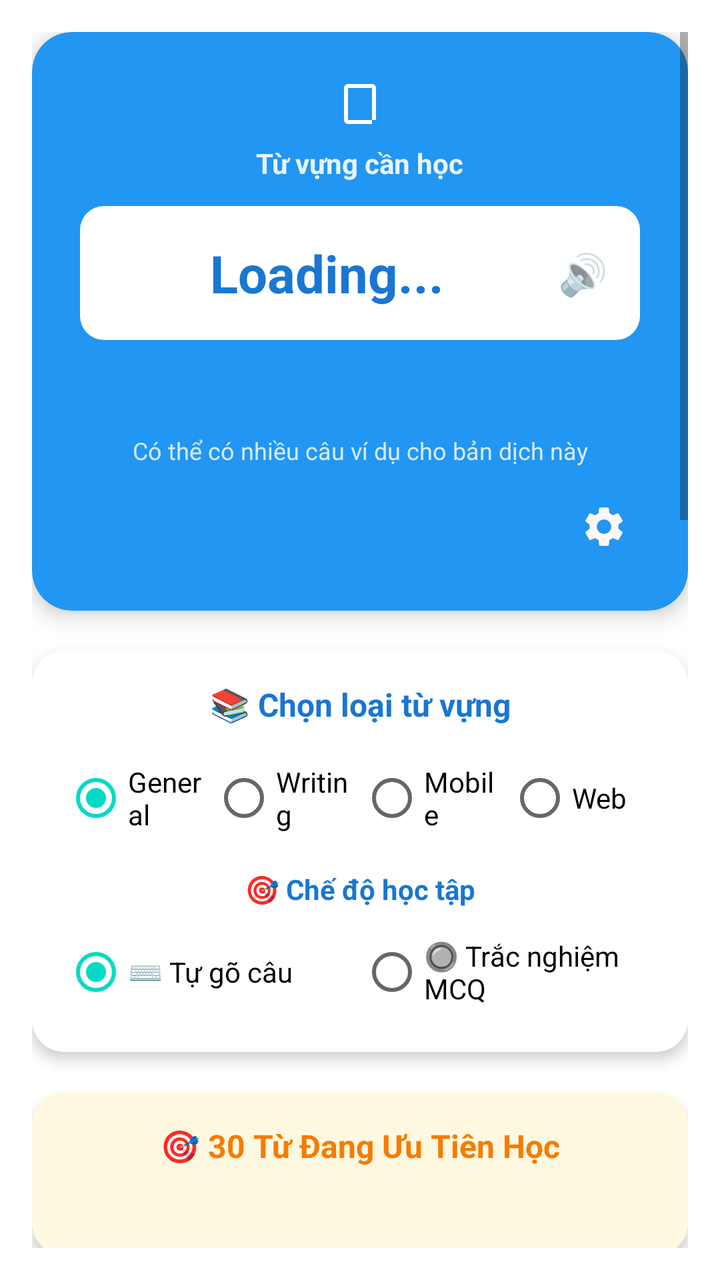
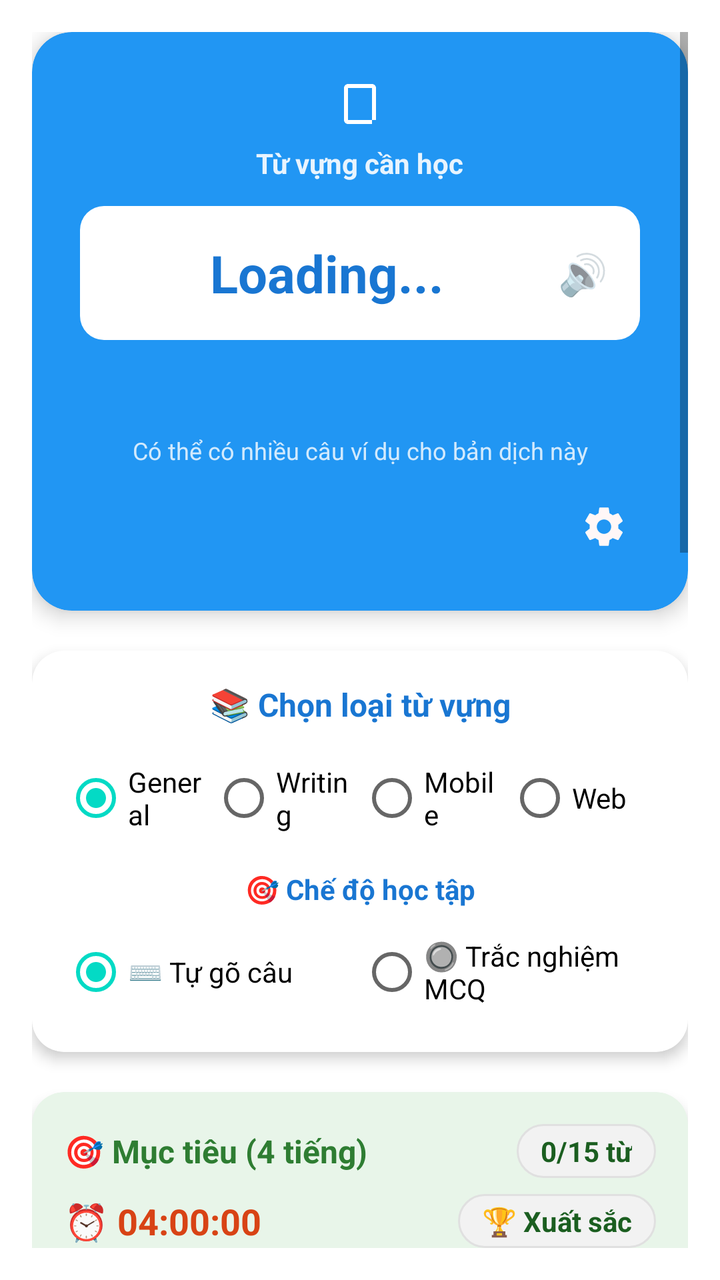

Two renders of the same Android screen: before a commit and after it. Below are the layout's source before the change and the commit's diff.
<!-- AndroidManifest.xml: application theme Theme.SpecialEnglishLearningApp -->
<!-- res/layout/fragment_learn.xml -->
<?xml version="1.0" encoding="utf-8"?>
<ScrollView xmlns:android="http://schemas.android.com/apk/res/android"
    xmlns:app="http://schemas.android.com/apk/res-auto"
    android:layout_width="match_parent"
    android:layout_height="match_parent"
    android:background="@android:color/white"
    android:padding="16dp">

    <LinearLayout
        android:layout_width="match_parent"
        android:layout_height="wrap_content"
        android:orientation="vertical">

        
        <com.google.android.material.card.MaterialCardView
            android:layout_width="match_parent"
            android:layout_height="wrap_content"
            android:layout_marginBottom="20dp"
            app:cardCornerRadius="20dp"
            app:cardElevation="6dp"
            app:cardBackgroundColor="@color/blue_500">

            <LinearLayout
                android:layout_width="match_parent"
                android:layout_height="wrap_content"
                android:orientation="vertical"
                android:padding="24dp"
                android:gravity="center">

                <ImageView
                    android:layout_width="24dp"
                    android:layout_height="24dp"
                    android:layout_marginBottom="8dp"
                    app:tint="@android:color/white"
                    app:srcCompat="@drawable/ic_book" />

                <TextView
                    android:layout_width="wrap_content"
                    android:layout_height="wrap_content"
                    android:text="Từ vựng cần học"
                    android:textSize="14sp"
                    android:textColor="@android:color/white"
                    android:textStyle="bold"
                    android:alpha="0.9"
                    android:layout_marginBottom="12dp" />

                <LinearLayout
                    android:layout_width="match_parent"
                    android:layout_height="wrap_content"
                    android:orientation="horizontal"
                    android:gravity="center"
                    android:background="@drawable/bg_header_chip"
                    android:padding="16dp">

                    <TextView
                        android:id="@+id/textWord"
                        android:layout_width="0dp"
                        android:layout_height="wrap_content"
                        android:layout_weight="1"
                        android:text="Loading..."
                        android:textSize="26sp"
                        android:textStyle="bold"
                        android:gravity="center"
                        android:textColor="@color/blue_700"
                        android:clickable="true"
                        android:focusable="true" />

                    <TextView
                        android:layout_width="wrap_content"
                        android:layout_height="wrap_content"
                        android:text="🔊"
                        android:textSize="20sp"
                        android:layout_marginStart="8dp" />

                </LinearLayout>

                <TextView
                    android:id="@+id/textWordVi"
                    android:layout_width="match_parent"
                    android:layout_height="wrap_content"
                    android:layout_marginTop="12dp"
                    android:textSize="20sp"
                    android:textStyle="italic"
                    android:gravity="center"
                    android:textColor="@color/white"/>

                <TextView
                    android:id="@+id/textExamplesInfo"
                    android:layout_width="match_parent"
                    android:layout_height="wrap_content"
                    android:layout_marginTop="8dp"
                    android:textSize="12sp"
                    android:gravity="center"
                    android:textColor="@color/white"
                    android:alpha="0.8"
                    android:text="Có thể có nhiều câu ví dụ cho bản dịch này"/>

                <ImageView
                    android:id="@+id/buttonSettings"
                    android:layout_width="36dp"
                    android:layout_height="36dp"
                    android:layout_marginTop="12dp"
                    android:layout_gravity="end"
                    android:clickable="true"
                    android:focusable="true"
                    android:padding="6dp"
                    android:src="@drawable/baseline_settings_24"/>

            </LinearLayout>

        </com.google.android.material.card.MaterialCardView>

        
        <com.google.android.material.card.MaterialCardView
            android:layout_width="match_parent"
            android:layout_height="wrap_content"
            android:layout_marginBottom="20dp"
            app:cardCornerRadius="16dp"
            app:cardElevation="4dp"
            app:cardBackgroundColor="@android:color/white">

            <LinearLayout
                android:layout_width="match_parent"
                android:layout_height="wrap_content"
                android:orientation="vertical"
                android:padding="16dp">

                <TextView
                    android:layout_width="match_parent"
                    android:layout_height="wrap_content"
                    android:text="📚 Chọn loại từ vựng"
                    android:textSize="16sp"
                    android:textStyle="bold"
                    android:textColor="@color/blue_700"
                    android:layout_marginBottom="12dp"
                    android:gravity="center" />

                <RadioGroup
                    android:id="@+id/radioGroupCategory"
                    android:layout_width="match_parent"
                    android:layout_height="wrap_content"
                    android:orientation="horizontal"
                    android:gravity="center">

                    <RadioButton
                        android:id="@+id/radioGeneral"
                        android:layout_width="0dp"
                        android:layout_height="wrap_content"
                        android:layout_weight="1"
                        android:text="General"
                        android:checked="true" />

                    <RadioButton
                        android:id="@+id/radioWriting"
                        android:layout_width="0dp"
                        android:layout_height="wrap_content"
                        android:layout_weight="1"
                        android:text="Writing" />

                    <RadioButton
                        android:id="@+id/radioMobile"
                        android:layout_width="0dp"
                        android:layout_height="wrap_content"
                        android:layout_weight="1"
                        android:text="Mobile" />

                    <RadioButton
                        android:id="@+id/radioWeb"
                        android:layout_width="0dp"
                        android:layout_height="wrap_content"
                        android:layout_weight="1"
                        android:text="Web" />

                </RadioGroup>

                <TextView
                    android:layout_width="match_parent"
                    android:layout_height="wrap_content"
                    android:text="🎯 Chế độ học tập"
                    android:textSize="14sp"
                    android:textStyle="bold"
                    android:textColor="@color/blue_700"
                    android:layout_marginTop="12dp"
                    android:layout_marginBottom="8dp"
                    android:gravity="center" />

                <RadioGroup
                    android:id="@+id/radioGroupStudyMode"
                    android:layout_width="match_parent"
                    android:layout_height="wrap_content"
                    android:orientation="horizontal"
                    android:gravity="center">

                    <RadioButton
                        android:id="@+id/radioModeType"
                        android:layout_width="0dp"
                        android:layout_height="wrap_content"
                        android:layout_weight="1"
                        android:text="⌨️ Tự gõ câu"
                        android:checked="true" />

                    <RadioButton
                        android:id="@+id/radioModeMcq"
                        android:layout_width="0dp"
                        android:layout_height="wrap_content"
                        android:layout_weight="1"
                        android:text="🔘 Trắc nghiệm MCQ" />

                </RadioGroup>

            </LinearLayout>

        </com.google.android.material.card.MaterialCardView>

        
        <com.google.android.material.card.MaterialCardView
            android:layout_width="match_parent"
            android:layout_height="wrap_content"
            android:layout_marginBottom="20dp"
            app:cardCornerRadius="16dp"
            app:cardElevation="4dp"
            app:cardBackgroundColor="#FFF8E1">

            <LinearLayout
                android:layout_width="match_parent"
                android:layout_height="wrap_content"
                android:orientation="vertical"
                android:padding="16dp">

                <TextView
                    android:layout_width="match_parent"
                    android:layout_height="wrap_content"
                    android:text="🎯 30 Từ Đang Ưu Tiên Học"
                    android:textSize="16sp"
                    android:textStyle="bold"
                    android:textColor="#F57C00"
                    android:layout_marginBottom="12dp"
                    android:gravity="center" />

                <androidx.recyclerview.widget.RecyclerView
                    android:id="@+id/recyclerViewWordQueue"
                    android:layout_width="match_parent" 
                    android:layout_height="wrap_content"
                    android:nestedScrollingEnabled="true"
                    android:textSize="18sp"
                    android:padding="8dp"/>

            </LinearLayout>

        </com.google.android.material.card.MaterialCardView>

        
        <com.google.android.material.card.MaterialCardView
            android:layout_width="match_parent"
            android:layout_height="wrap_content"
            android:layout_marginBottom="20dp"
            app:cardCornerRadius="16dp"
            app:cardElevation="4dp"
            app:cardBackgroundColor="#E8F5E9">

            <LinearLayout
                android:layout_width="match_parent"
                android:layout_height="wrap_content"
                android:orientation="vertical"
                android:padding="16dp">

                <LinearLayout
                    android:layout_width="match_parent"
                    android:layout_height="wrap_content"
                    android:orientation="horizontal"
                    android:gravity="center_vertical"
                    android:layout_marginBottom="8dp">

                    <TextView
                        android:layout_width="0dp"
                        android:layout_height="wrap_content"
                        android:layout_weight="1"
                        android:text="🎯 Mục tiêu (4 tiếng)"
                        android:textSize="16sp"
                        android:textStyle="bold"
                        android:textColor="#2E7D32" />

                    <TextView
                        android:id="@+id/textDailyGoal"
                        android:layout_width="wrap_content"
                        android:layout_height="wrap_content"
                        android:text="0/15 từ"
                        android:textSize="14sp"
                        android:textStyle="bold"
                        android:textColor="#1B5E20"
                        android:paddingLeft="12dp"
                        android:paddingRight="12dp"
                        android:paddingTop="4dp"
                        android:paddingBottom="4dp"
                        android:background="@drawable/bg_progress_pill"
                        android:clickable="true"
                        android:focusable="true" />

                </LinearLayout>

                <LinearLayout
                    android:layout_width="match_parent"
                    android:layout_height="wrap_content"
                    android:orientation="horizontal"
                    android:gravity="center_vertical"
                    android:layout_marginBottom="12dp">

                    <TextView
                        android:id="@+id/textCountdown"
                        android:layout_width="0dp"
                        android:layout_height="wrap_content"
                        android:layout_weight="1"
                        android:text="⏰ 04:00:00"
                        android:textSize="18sp"
                        android:textStyle="bold"
                        android:textColor="#D84315" />

                    <TextView
                        android:id="@+id/textLevel"
                        android:layout_width="wrap_content"
                        android:layout_height="wrap_content"
                        android:text="🏆 Xuất sắc"
                        android:textSize="14sp"
                        android:textStyle="bold"
                        android:textColor="#1B5E20"
                        android:paddingLeft="12dp"
                        android:paddingRight="12dp"
                        android:paddingTop="4dp"
                        android:paddingBottom="4dp"
                        android:background="@drawable/bg_progress_pill"
                        android:clickable="true"
                        android:focusable="true" />

                </LinearLayout>

                <ProgressBar
                    android:id="@+id/progressBarDaily"
                    style="?android:attr/progressBarStyleHorizontal"
                    android:layout_width="match_parent"
                    android:layout_height="12dp"
                    android:progressTint="#4CAF50"
                    android:progressBackgroundTint="#C8E6C9"
                    android:max="100"
                    android:progress="0" />

                <TextView
                    android:id="@+id/textDailyProgress"
                    android:layout_width="match_parent"
                    android:layout_height="wrap_content"
                    android:layout_marginTop="8dp"
                    android:text="Còn 15 từ nữa để hoàn thành mục tiêu!"
                    android:textSize="12sp"
                    android:textColor="#388E3C"
                    android:gravity="center" />

            </LinearLayout>

        </com.google.android.material.card.MaterialCardView>

        
        <com.google.android.material.card.MaterialCardView
            android:layout_width="match_parent"
            android:layout_height="wrap_content"
            android:layout_marginBottom="20dp"
            app:cardCornerRadius="16dp"
            app:cardElevation="4dp"
            app:cardBackgroundColor="@android:color/white">

            <LinearLayout
                android:layout_width="match_parent"
                android:layout_height="wrap_content"
                android:orientation="vertical"
                android:padding="16dp"
                android:gravity="center">

                <ImageView
                    android:layout_width="20dp"
                    android:layout_height="20dp"
                    android:layout_marginBottom="8dp"
                    app:srcCompat="@drawable/ic_chart" />

                <TextView
                    android:id="@+id/textProgress"
                    android:layout_width="wrap_content"
                    android:layout_height="wrap_content"
                    android:text="Đã hoàn thành: 0/0"
                    android:textSize="14sp"
                    android:textStyle="bold"
                    android:textColor="@color/blue_700"
                    android:paddingLeft="12dp"
                    android:paddingRight="12dp"
                    android:paddingTop="6dp"
                    android:paddingBottom="6dp"
                    android:background="@drawable/bg_progress_pill" />

            </LinearLayout>

        </com.google.android.material.card.MaterialCardView>

        
        <com.google.android.material.card.MaterialCardView
            android:id="@+id/cardInput"
            android:layout_width="match_parent"
            android:layout_height="wrap_content"
            android:layout_marginBottom="20dp"
            app:cardCornerRadius="16dp"
            app:cardElevation="4dp"
            app:cardBackgroundColor="@android:color/white">

            <LinearLayout
                android:layout_width="match_parent"
                android:layout_height="wrap_content"
                android:orientation="vertical"
                android:padding="20dp">

                <TextView
                    android:layout_width="wrap_content"
                    android:layout_height="wrap_content"
                    android:text="✍️"
                    android:textSize="20sp"
                    android:layout_marginBottom="8dp" />

                <com.google.android.material.textfield.TextInputLayout
                    android:layout_width="match_parent"
                    android:layout_height="wrap_content"
                    android:hint="@string/example_placeholder">

                    <com.google.android.material.textfield.TextInputEditText
                        android:id="@+id/editTextAnswer"
                        android:layout_width="match_parent"
                        android:layout_height="200dp"
                        android:inputType="textMultiLine"
                        android:minLines="1"
                        android:textSize="16sp" />

                </com.google.android.material.textfield.TextInputLayout>

            </LinearLayout>

        </com.google.android.material.card.MaterialCardView>

        
        <com.google.android.material.card.MaterialCardView
            android:id="@+id/cardMcqContainer"
            android:layout_width="match_parent"
            android:layout_height="wrap_content"
            android:layout_marginBottom="20dp"
            android:visibility="gone"
            app:cardCornerRadius="16dp"
            app:cardElevation="4dp"
            app:cardBackgroundColor="@android:color/white">

            <LinearLayout
                android:layout_width="match_parent"
                android:layout_height="wrap_content"
                android:orientation="vertical"
                android:padding="20dp">

                <TextView
                    android:layout_width="wrap_content"
                    android:layout_height="wrap_content"
                    android:text="🔘 Chọn đáp án đúng (Nhấn Enter hoặc chọn đáp án):"
                    android:textSize="14sp"
                    android:textStyle="bold"
                    android:textColor="@color/blue_700"
                    android:layout_marginBottom="12dp" />

                <Button
                    android:id="@+id/buttonMcqOptionA"
                    style="?attr/materialButtonOutlinedStyle"
                    android:layout_width="match_parent"
                    android:layout_height="wrap_content"
                    android:layout_marginBottom="8dp"
                    android:gravity="start|center_vertical"
                    android:padding="12dp"
                    android:text="A. Option A"
                    android:textAllCaps="false"
                    android:textSize="14sp" />

                <Button
                    android:id="@+id/buttonMcqOptionB"
                    style="?attr/materialButtonOutlinedStyle"
                    android:layout_width="match_parent"
                    android:layout_height="wrap_content"
                    android:layout_marginBottom="8dp"
                    android:gravity="start|center_vertical"
                    android:padding="12dp"
                    android:text="B. Option B"
                    android:textAllCaps="false"
                    android:textSize="14sp" />

                <Button
                    android:id="@+id/buttonMcqOptionC"
                    style="?attr/materialButtonOutlinedStyle"
                    android:layout_width="match_parent"
                    android:layout_height="wrap_content"
                    android:layout_marginBottom="8dp"
                    android:gravity="start|center_vertical"
                    android:padding="12dp"
                    android:text="C. Option C"
                    android:textAllCaps="false"
                    android:textSize="14sp" />

                <Button
                    android:id="@+id/buttonMcqOptionD"
                    style="?attr/materialButtonOutlinedStyle"
                    android:layout_width="match_parent"
                    android:layout_height="wrap_content"
                    android:gravity="start|center_vertical"
                    android:padding="12dp"
                    android:text="D. Option D"
                    android:textAllCaps="false"
                    android:textSize="14sp" />

            </LinearLayout>

        </com.google.android.material.card.MaterialCardView>

        
        <com.google.android.material.card.MaterialCardView
            android:layout_width="match_parent"
            android:layout_height="wrap_content"
            android:layout_marginBottom="20dp"
            app:cardCornerRadius="16dp"
            app:cardElevation="4dp"
            app:cardBackgroundColor="@android:color/white">

            <LinearLayout
                android:layout_width="match_parent"
                android:layout_height="wrap_content"
                android:orientation="vertical"
                android:padding="20dp">

                <LinearLayout
                    android:layout_width="match_parent"
                    android:layout_height="wrap_content"
                    android:orientation="horizontal"
                    android:layout_marginBottom="12dp">

                    <TextView
                        android:id="@+id/buttonCheck"
                        android:layout_width="0dp"
                        android:layout_height="56dp"
                        android:layout_weight="1"
                        android:text="@string/check"
                        android:textSize="16sp"
                        android:textStyle="bold"
                        android:gravity="center"
                        android:background="@drawable/button_primary"
                        android:textColor="@color/white"
                        android:layout_marginEnd="8dp"
                        android:clickable="true"
                        android:focusable="true" />

                    <TextView
                        android:id="@+id/buttonSkip"
                        android:layout_width="0dp"
                        android:layout_height="56dp"
                        android:layout_weight="1"
                        android:text="@string/skip"
                        android:textSize="16sp"
                        android:gravity="center"
                        android:background="@drawable/button_secondary"
                        android:textColor="@color/white"
                        android:layout_marginStart="8dp"
                        android:clickable="true"
                        android:focusable="true" />

                </LinearLayout>

                <TextView
                    android:id="@+id/buttonNext"
                    android:layout_width="match_parent"
                    android:layout_height="56dp"
                    android:text="@string/next"
                    android:textSize="16sp"
                    android:textStyle="bold"
                    android:gravity="center"
                    android:background="@drawable/button_primary"
                    android:textColor="@color/white"
                    android:enabled="false"
                    android:clickable="true"
                    android:focusable="true" />

            </LinearLayout>

        </com.google.android.material.card.MaterialCardView>

        
        <com.google.android.material.card.MaterialCardView
            android:id="@+id/cardErrorDetails"
            android:layout_width="match_parent"
            android:layout_height="wrap_content"
            android:layout_marginBottom="20dp"
            app:cardCornerRadius="16dp"
            app:cardElevation="4dp"
            app:cardBackgroundColor="@android:color/white"
            android:visibility="gone">

            <LinearLayout
                android:layout_width="match_parent"
                android:layout_height="wrap_content"
                android:orientation="vertical"
                android:padding="20dp">

                <TextView
                    android:layout_width="wrap_content"
                    android:layout_height="wrap_content"
                    android:text="🔍"
                    android:textSize="20sp"
                    android:layout_marginBottom="8dp" />

                <TextView
                    android:layout_width="match_parent"
                    android:layout_height="wrap_content"
                    android:text="Chi tiết lỗi:"
                    android:textSize="16sp"
                    android:textStyle="bold"
                    android:textColor="@android:color/holo_red_dark"
                    android:layout_marginBottom="8dp" />

                <TextView
                    android:id="@+id/textErrorDetails"
                    android:layout_width="match_parent"
                    android:layout_height="wrap_content"
                    android:text=""
                    android:textSize="14sp"
                    android:textColor="?android:attr/textColorSecondary"
                    android:lineSpacingExtra="4dp" />

                <TextView
                    android:id="@+id/textCorrectAnswer"
                    android:layout_width="match_parent"
                    android:layout_height="wrap_content"
                    android:text=""
                    android:textSize="14sp"
                    android:textColor="@android:color/holo_green_dark"
                    android:textStyle="bold"
                    android:layout_marginTop="8dp"
                    android:lineSpacingExtra="4dp" />

            </LinearLayout>

        </com.google.android.material.card.MaterialCardView>

        
        <com.google.android.material.card.MaterialCardView
            android:layout_width="match_parent"
            android:layout_height="wrap_content"
            app:cardCornerRadius="16dp"
            app:cardElevation="2dp"
            app:cardBackgroundColor="@android:color/white">

            <LinearLayout
                android:layout_width="match_parent"
                android:layout_height="wrap_content"
                android:orientation="vertical"
                android:padding="20dp">

                <TextView
                    android:layout_width="wrap_content"
                    android:layout_height="wrap_content"
                    android:text="💡"
                    android:textSize="20sp"
                    android:layout_marginBottom="8dp" />

                <TextView
                    android:layout_width="match_parent"
                    android:layout_height="wrap_content"
                    android:text="@string/instructions"
                    android:textSize="14sp"
                    android:textColor="?android:attr/textColorSecondary"
                    android:lineSpacingExtra="4dp" />

            </LinearLayout>

        </com.google.android.material.card.MaterialCardView>

    </LinearLayout>

</ScrollView>
<!-- resources referenced by this layout -->
<resources>
  <color name="blue_500">#FF2196F3</color>
  <color name="blue_700">#FF1976D2</color>
  <color name="white">#FFFFFFFF</color>
  <!-- drawable bg_header_chip (drawable) -->
  <?xml version="1.0" encoding="utf-8"?>
  <shape xmlns:android="http://schemas.android.com/apk/res/android"
      android:shape="rectangle">
      <corners android:radius="12dp" />
      <solid android:color="@android:color/white" />
  </shape>
  <!-- drawable bg_progress_pill (drawable) -->
  <?xml version="1.0" encoding="utf-8"?>
  <shape xmlns:android="http://schemas.android.com/apk/res/android"
      android:shape="rectangle">
      <corners android:radius="16dp" />
      <solid android:color="#F2F2F2" />
      <stroke android:width="1dp" android:color="#E0E0E0" />
  </shape>
  <!-- drawable button_primary (drawable) -->
  <?xml version="1.0" encoding="utf-8"?>
  <selector xmlns:android="http://schemas.android.com/apk/res/android">
      <item android:state_pressed="true">
          <shape android:shape="rectangle">
              <corners android:radius="12dp" />
              <solid android:color="@color/blue_500" />
          </shape>
      </item>
      <item>
          <shape android:shape="rectangle">
              <corners android:radius="12dp" />
              <solid android:color="@color/blue_500" />
          </shape>
      </item>
  </selector>
  <!-- drawable button_secondary (drawable) -->
  <?xml version="1.0" encoding="utf-8"?>
  <selector xmlns:android="http://schemas.android.com/apk/res/android">
      <item android:state_pressed="true">
          <shape android:shape="rectangle">
              <corners android:radius="12dp" />
              <solid android:color="@color/gray_700" />
          </shape>
      </item>
      <item>
          <shape android:shape="rectangle">
              <corners android:radius="12dp" />
              <solid android:color="@color/gray_500" />
          </shape>
      </item>
  </selector>
  <!-- drawable ic_book (drawable) -->
  <?xml version="1.0" encoding="utf-8"?>
  <vector xmlns:android="http://schemas.android.com/apk/res/android"
      android:width="24dp"
      android:height="24dp"
      android:viewportWidth="24"
      android:viewportHeight="24"
      android:tint="@android:color/white">
      <path
          android:fillColor="@android:color/white"
          android:pathData="M18,2H6C4.9,2 4,2.9 4,4v16c0,1.1 0.9,2 2,2h12v-2H6V4h12v16h2V4C20,2.9 19.1,2 18,2z"/>
  </vector>
  <!-- drawable ic_chart (drawable) -->
  <?xml version="1.0" encoding="utf-8"?>
  <vector xmlns:android="http://schemas.android.com/apk/res/android"
      android:width="24dp"
      android:height="24dp"
      android:viewportWidth="24"
      android:viewportHeight="24"
      android:tint="?attr/colorPrimary">
      <path
          android:fillColor="?attr/colorPrimary"
          android:pathData="M3,3h2v18H3V3zm4,10h2v8H7v-8zm4,-6h2v14h-2V7zm4,4h2v10h-2V11zm4,-8h2v18h-2V3z"/>
  </vector>
  <string name="check">Kiểm tra</string>
  <string name="example_placeholder">Nhập câu ví dụ…</string>
  <string name="instructions">Hướng dẫn:\n• Nhập chính xác câu ví dụ cho từ vựng\n• Phải khớp hoàn toàn từng dấu chấm, dấu phẩy\n• Hoàn thành tất cả ví dụ để chuyển sang từ tiếp theo</string>
  <string name="next">Từ tiếp theo</string>
  <string name="skip">Bỏ qua</string>
  <color name="gray_700">#FF616161</color>
  <color name="gray_500">#FF9E9E9E</color>
  <color name="purple_500">#FF6200EE</color>
  <color name="purple_700">#FF3700B3</color>
  <color name="teal_200">#FF03DAC5</color>
  <color name="teal_700">#FF018786</color>
  <color name="black">#FF000000</color>
  <!-- unchanged entries left out for length: 2 -->
</resources>

<!-- the commit's change to res/layout/fragment_learn.xml (unified diff, before → after) -->
@@ -212,42 +212,7 @@
 
         </com.google.android.material.card.MaterialCardView>
 
-        
-        <com.google.android.material.card.MaterialCardView
-            android:layout_width="match_parent"
-            android:layout_height="wrap_content"
-            android:layout_marginBottom="20dp"
-            app:cardCornerRadius="16dp"
-            app:cardElevation="4dp"
-            app:cardBackgroundColor="#FFF8E1">
-
-            <LinearLayout
-                android:layout_width="match_parent"
-                android:layout_height="wrap_content"
-                android:orientation="vertical"
-                android:padding="16dp">
-
-                <TextView
-                    android:layout_width="match_parent"
-                    android:layout_height="wrap_content"
-                    android:text="🎯 30 Từ Đang Ưu Tiên Học"
-                    android:textSize="16sp"
-                    android:textStyle="bold"
-                    android:textColor="#F57C00"
-                    android:layout_marginBottom="12dp"
-                    android:gravity="center" />
-
-                <androidx.recyclerview.widget.RecyclerView
-                    android:id="@+id/recyclerViewWordQueue"
-                    android:layout_width="match_parent" 
-                    android:layout_height="wrap_content"
-                    android:nestedScrollingEnabled="true"
-                    android:textSize="18sp"
-                    android:padding="8dp"/>
-
-            </LinearLayout>
-
-        </com.google.android.material.card.MaterialCardView>
+
 
         
         <com.google.android.material.card.MaterialCardView
